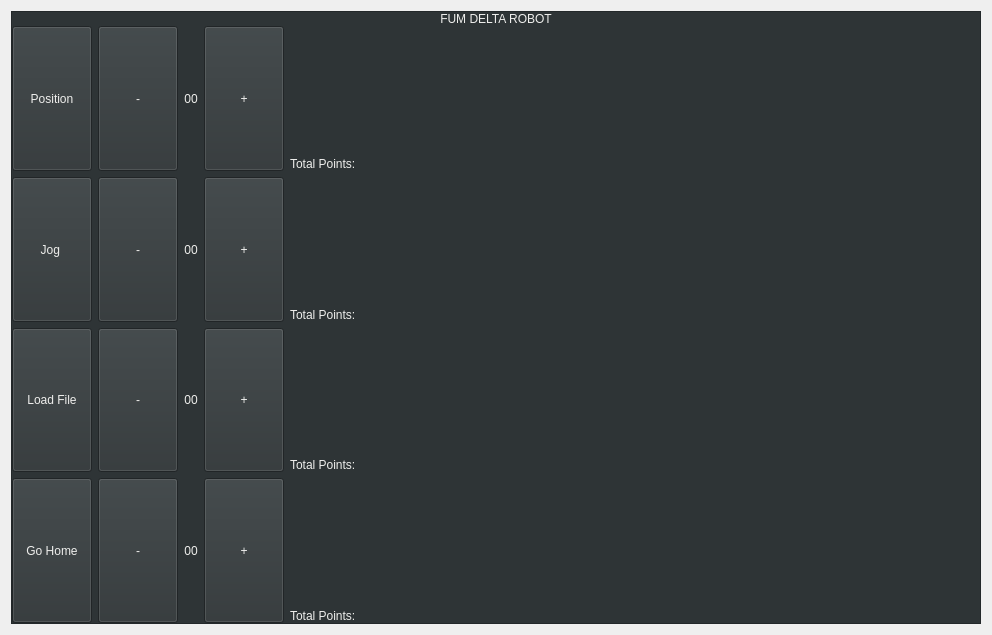
First picture: the form in mainwindow.ui, repository FUMRobotics/FUMDelta, before the edit.
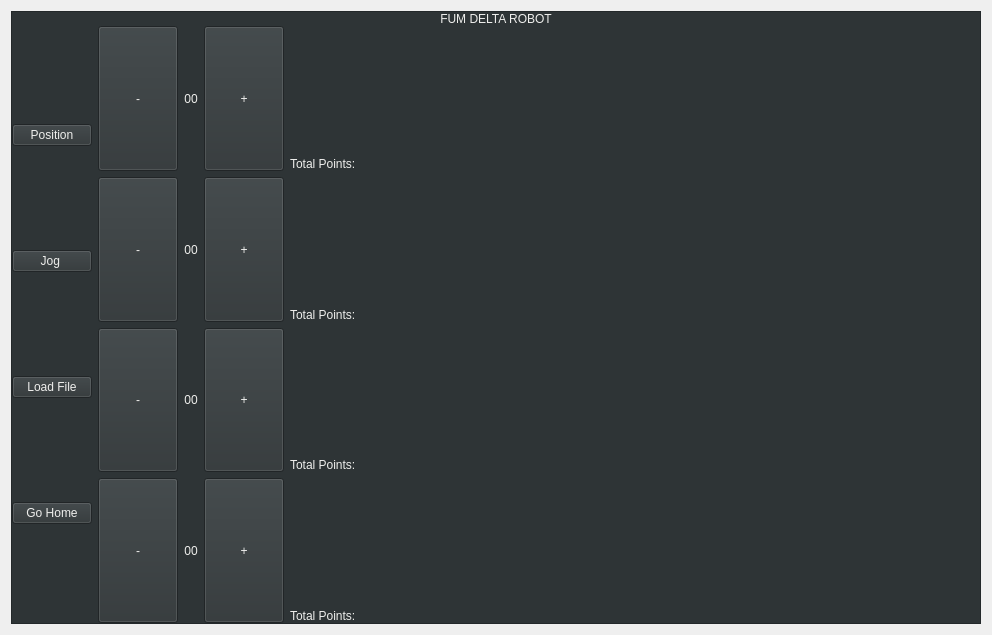
Second picture: the form after the edit. Custom widgets are drawn as their Qt base class.

Commit message:
added PTP control to GUI
-added eigen library to  the project. change the  directory on your own device.
-deleted dynamic arrays
-changed & added elements for gui

Patch:
```diff
--- a/mainwindow.ui
+++ b/mainwindow.ui
@@ -63,11 +63,17 @@
              <item>
               <widget class="QPushButton" name="btn_positionControl">
                <property name="sizePolicy">
-                <sizepolicy hsizetype="Fixed" vsizetype="Minimum">
+                <sizepolicy hsizetype="Fixed" vsizetype="Fixed">
                  <horstretch>0</horstretch>
                  <verstretch>0</verstretch>
                 </sizepolicy>
                </property>
+               <property name="minimumSize">
+                <size>
+                 <width>0</width>
+                 <height>0</height>
+                </size>
+               </property>
                <property name="styleSheet">
                 <string notr="true">color:rgb(238, 238, 236)</string>
                </property>
@@ -79,7 +85,7 @@
              <item>
               <widget class="QPushButton" name="btn_jogControl">
                <property name="sizePolicy">
-                <sizepolicy hsizetype="Fixed" vsizetype="Minimum">
+                <sizepolicy hsizetype="Fixed" vsizetype="Fixed">
                  <horstretch>0</horstretch>
                  <verstretch>0</verstretch>
                 </sizepolicy>
@@ -95,7 +101,7 @@
              <item>
               <widget class="QPushButton" name="btn_loadTrajectory">
                <property name="sizePolicy">
-                <sizepolicy hsizetype="Fixed" vsizetype="Minimum">
+                <sizepolicy hsizetype="Fixed" vsizetype="Fixed">
                  <horstretch>0</horstretch>
                  <verstretch>0</verstretch>
                 </sizepolicy>
@@ -111,7 +117,7 @@
              <item>
               <widget class="QPushButton" name="btn_goHome">
                <property name="sizePolicy">
-                <sizepolicy hsizetype="Fixed" vsizetype="Minimum">
+                <sizepolicy hsizetype="Fixed" vsizetype="Fixed">
                  <horstretch>0</horstretch>
                  <verstretch>0</verstretch>
                 </sizepolicy>
```
The commit also changes 5 other files.
